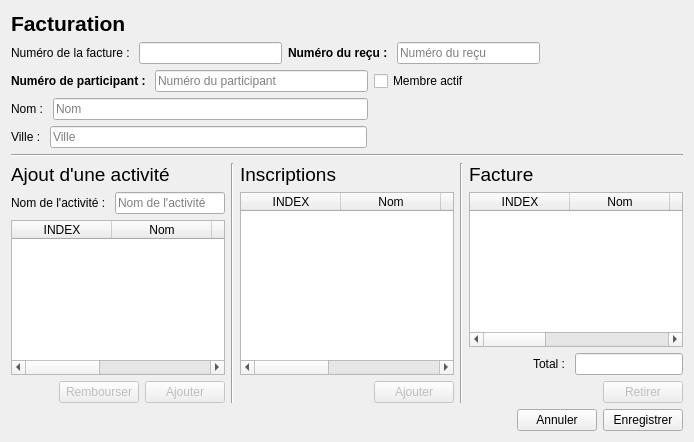
Before: the Qt Designer form GUI/facturation.ui in samueldrouin/PyGuide, drawn with Qt 5.
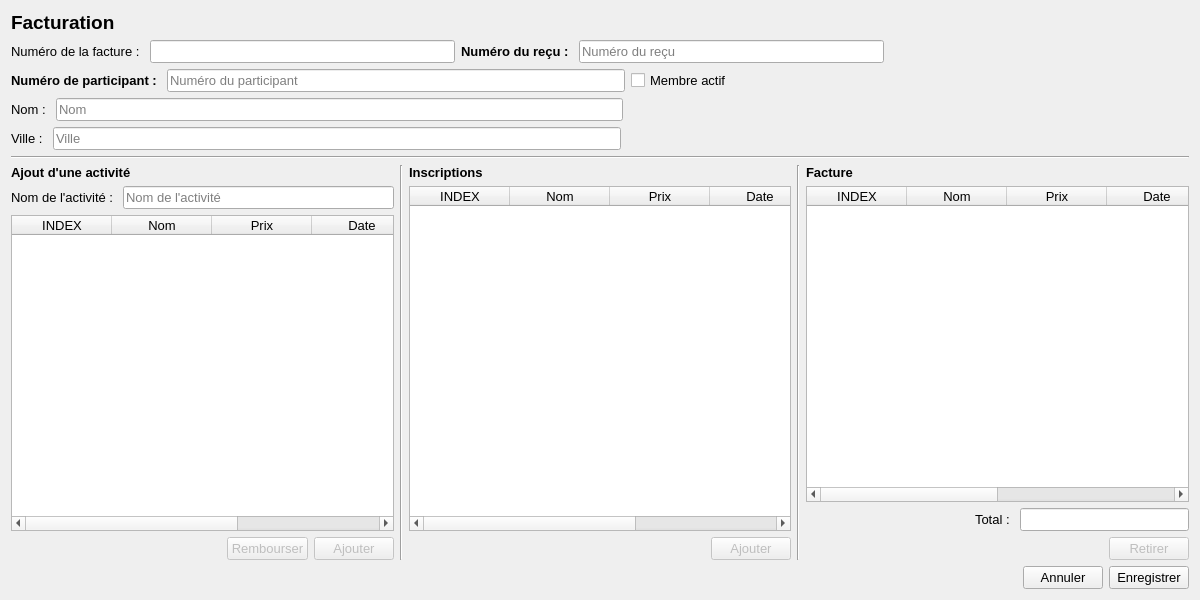
After: the same form once the commit is applied.

Commit message: Changement de la police pour Segoe UI pour une meilleure apparence sur Windows

Patch:
```diff
--- a/GUI/facturation.ui
+++ b/GUI/facturation.ui
@@ -6,10 +6,16 @@
    <rect>
     <x>0</x>
     <y>0</y>
-    <width>694</width>
-    <height>442</height>
+    <width>1200</width>
+    <height>600</height>
    </rect>
   </property>
+  <property name="font">
+   <font>
+    <family>Segoe UI</family>
+    <pointsize>10</pointsize>
+   </font>
+  </property>
   <property name="windowTitle">
    <string>Dialog</string>
   </property>
@@ -24,7 +30,7 @@
      </property>
      <property name="font">
       <font>
-       <pointsize>16</pointsize>
+       <pointsize>14</pointsize>
        <weight>75</weight>
        <bold>true</bold>
       </font>
@@ -227,9 +233,9 @@
         <widget class="QLabel" name="label_5">
          <property name="font">
           <font>
-           <pointsize>14</pointsize>
-           <weight>50</weight>
-           <bold>false</bold>
+           <pointsize>10</pointsize>
+           <weight>75</weight>
+           <bold>true</bold>
           </font>
          </property>
          <property name="text">
@@ -342,9 +348,9 @@
         <widget class="QLabel" name="label_8">
          <property name="font">
           <font>
-           <pointsize>14</pointsize>
-           <weight>50</weight>
-           <bold>false</bold>
+           <pointsize>10</pointsize>
+           <weight>75</weight>
+           <bold>true</bold>
           </font>
          </property>
          <property name="text">
@@ -426,9 +432,9 @@
         <widget class="QLabel" name="label_9">
          <property name="font">
           <font>
-           <pointsize>14</pointsize>
-           <weight>50</weight>
-           <bold>false</bold>
+           <pointsize>10</pointsize>
+           <weight>75</weight>
+           <bold>true</bold>
           </font>
          </property>
          <property name="text">
```
The commit also changes 19 other files.
